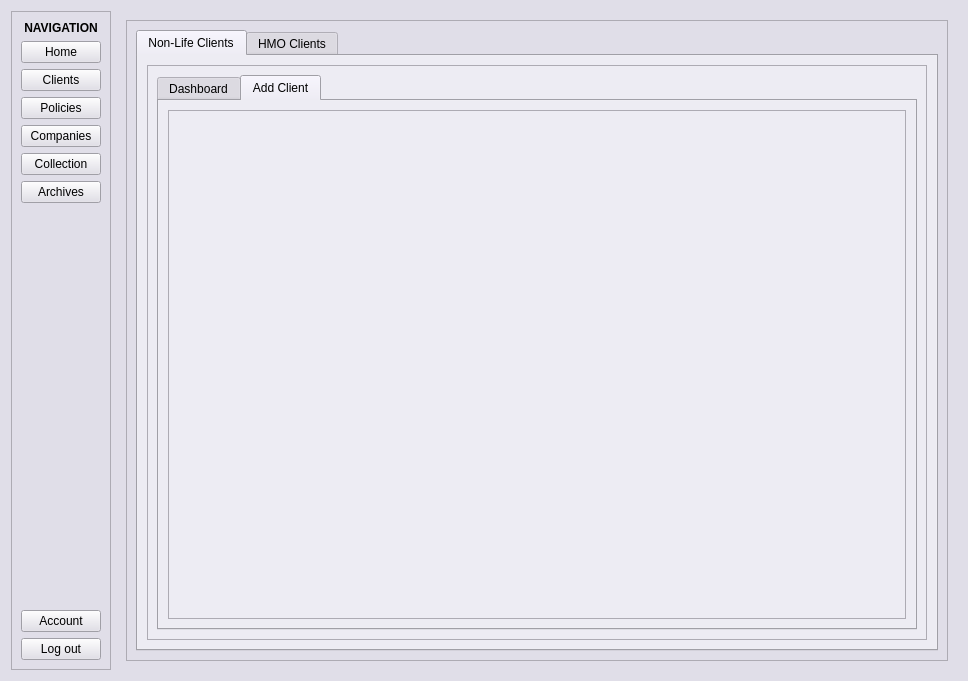
Before: the Qt Designer form QtGUI/form.ui in Ponard/InvestoPinoy, drawn with Qt 5.
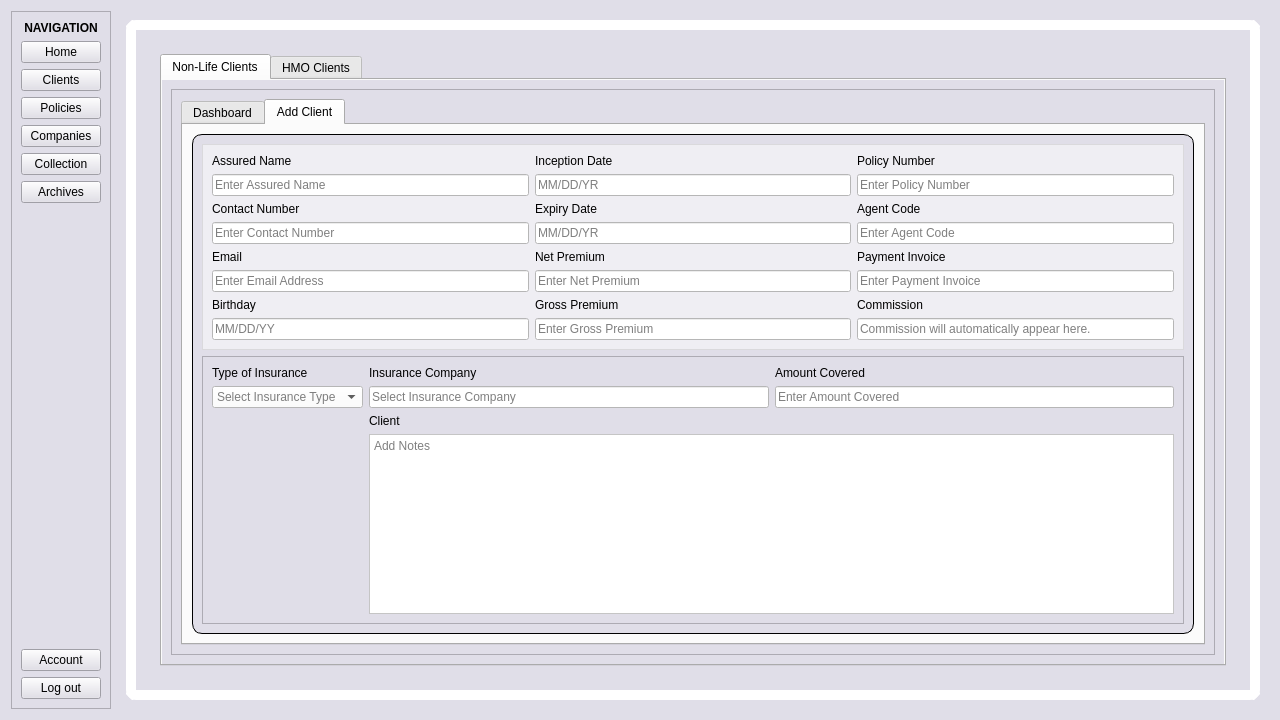
After: the same form once the commit is applied. The open tabs and pages were chosen to show the change.

Commit message: add "add client" form for non-life clients

Diff of the .ui file:
```diff
--- a/QtGUI/form.ui
+++ b/QtGUI/form.ui
@@ -6,8 +6,8 @@
    <rect>
     <x>0</x>
     <y>0</y>
-    <width>968</width>
-    <height>681</height>
+    <width>1280</width>
+    <height>720</height>
    </rect>
   </property>
   <property name="palette">
@@ -1082,6 +1082,65 @@
       </layout>
      </widget>
      <widget class="QWidget" name="clients_tab">
+      <property name="styleSheet">
+       <string notr="true">#clients_frame {
+	background-color: rgb(224, 222, 232);
+	border: 10px solid white;
+	border-radius: 10%;
+	padding: 15px;
+}
+#clients_non_life_tab {
+	background-color: rgb(224, 222, 232);
+}
+#clients_non_life_frame {
+	background-color: rgb(224, 222, 232);
+}
+#clients_non_life_add_client_frame {
+	background-color: #E0DEE8;
+	border: 1px solid black;
+	border-radius: 10%;
+	color: black;
+}
+#clients_non_life_add_client_upper_frame {
+	background-color: rgba(255, 255, 255, 0.5);
+}
+#clients_non_life_add_client_lower_frame {
+	background-color: #E0DEE8;
+}
+#clients_non_life_dashboard_table {
+	background-color: white;
+	border: 10px solid rgb(243, 243, 243);
+	border-radius: 10%;
+	padding: 15px;
+}
+#clients_hmo_tab {
+	background-color: rgb(224, 222, 232);
+}
+#clients_hmo_frame {
+	background-color: rgb(224, 222, 232);
+}
+#clients_hmo_dashboard_table {
+	background-color: white;
+	border: 10px solid rgb(243, 243, 243);
+	border-radius: 10%;
+	padding: 15px;
+}
+QLineEdit {
+	background-color: white;
+	color: black;
+}
+QTextEdit {
+	background-color: white;
+	color: black;
+}
+QComboBox {
+	background-color: white;
+	color: black;
+}
+QLabel {
+	color: black;
+}</string>
+      </property>
       <layout class="QVBoxLayout" name="verticalLayout_6">
        <item>
         <widget class="QFrame" name="clients_frame">
@@ -1727,7 +1786,338 @@
                        <property name="frameShadow">
                         <enum>QFrame::Shadow::Raised</enum>
                        </property>
-                       <layout class="QVBoxLayout" name="verticalLayout_13"/>
+                       <layout class="QVBoxLayout" name="verticalLayout_13">
+                        <item>
+                         <widget class="QFrame" name="clients_non_life_add_client_upper_frame">
+                          <property name="frameShape">
+                           <enum>QFrame::Shape::StyledPanel</enum>
+                          </property>
+                          <property name="frameShadow">
+                           <enum>QFrame::Shadow::Raised</enum>
+                          </property>
+                          <layout class="QGridLayout" name="gridLayout">
+                           <item row="1" column="0">
+                            <layout class="QVBoxLayout" name="verticalLayout_33">
+                             <item>
+                              <widget class="QLabel" name="clients_non_life_add_client_contact_number_label">
+                               <property name="text">
+                                <string>Contact Number</string>
+                               </property>
+                              </widget>
+                             </item>
+                             <item>
+                              <widget class="QLineEdit" name="clients_non_life_add_client_contact_number_line_edit">
+                               <property name="placeholderText">
+                                <string>Enter Contact Number</string>
+                               </property>
+                              </widget>
+                             </item>
+                            </layout>
+                           </item>
+                           <item row="0" column="0">
+                            <layout class="QVBoxLayout" name="verticalLayout_32">
+                             <item>
+                              <widget class="QLabel" name="clients_non_life_add_client_assured_name_label">
+                               <property name="text">
+                                <string>Assured Name</string>
+                               </property>
+                              </widget>
+                             </item>
+                             <item>
+                              <widget class="QLineEdit" name="clients_non_life_add_client_assured_name_line_edit">
+                               <property name="placeholderText">
+                                <string>Enter Assured Name</string>
+                               </property>
+                              </widget>
+                             </item>
+                            </layout>
+                           </item>
+                           <item row="2" column="0">
+                            <layout class="QVBoxLayout" name="verticalLayout_36">
+                             <item>
+                              <widget class="QLabel" name="clients_non_life_add_client_email_label">
+                               <property name="text">
+                                <string>Email</string>
+                               </property>
+                              </widget>
+                             </item>
+                             <item>
+                              <widget class="QLineEdit" name="clients_non_life_add_client_email_line_edit">
+                               <property name="placeholderText">
+                                <string>Enter Email Address</string>
+                               </property>
+                              </widget>
+                             </item>
+                            </layout>
+                           </item>
+                           <item row="3" column="0">
+                            <layout class="QVBoxLayout" name="verticalLayout_39">
+                             <item>
+                              <widget class="QLabel" name="clients_non_life_add_client_birthday_label">
+                               <property name="text">
+                                <string>Birthday</string>
+                               </property>
+                              </widget>
+                             </item>
+                             <item>
+                              <widget class="QLineEdit" name="clients_non_life_add_client_birthday_line_edit">
+                               <property name="placeholderText">
+                                <string>MM/DD/YY</string>
+                               </property>
+                              </widget>
+                             </item>
+                            </layout>
+                           </item>
+                           <item row="0" column="1">
+                            <layout class="QVBoxLayout" name="verticalLayout_34">
+                             <item>
+                              <widget class="QLabel" name="clients_non_life_add_client_inception_date_label">
+                               <property name="text">
+                                <string>Inception Date</string>
+                               </property>
+                              </widget>
+                             </item>
+                             <item>
+                              <widget class="QLineEdit" name="clients_non_life_add_client_inception_date_line_edit">
+                               <property name="placeholderText">
+                                <string>MM/DD/YR</string>
+                               </property>
+                              </widget>
+                             </item>
+                            </layout>
+                           </item>
+                           <item row="1" column="1">
+                            <layout class="QVBoxLayout" name="verticalLayout_42">
+                             <item>
+                              <widget class="QLabel" name="clients_non_life_add_client_expiry_date_label">
+                               <property name="text">
+                                <string>Expiry Date</string>
+                               </property>
+                              </widget>
+                             </item>
+                             <item>
+                              <widget class="QLineEdit" name="clients_non_life_add_client_expiry_date_line_edit">
+                               <property name="placeholderText">
+                                <string>MM/DD/YR</string>
+                               </property>
+                              </widget>
+                             </item>
+                            </layout>
+                           </item>
+                           <item row="2" column="1">
+                            <layout class="QVBoxLayout" name="verticalLayout_37">
+                             <item>
+                              <widget class="QLabel" name="clients_non_life_add_client_net_premium_label">
+                               <property name="text">
+                                <string>Net Premium</string>
+                               </property>
+                              </widget>
+                             </item>
+                             <item>
+                              <widget class="QLineEdit" name="clients_non_life_add_client_net_premium_line_edit">
+                               <property name="placeholderText">
+                                <string>Enter Net Premium</string>
+                               </property>
+                              </widget>
+                             </item>
+                            </layout>
+                           </item>
+                           <item row="3" column="1">
+                            <layout class="QVBoxLayout" name="verticalLayout_40">
+                             <item>
+                              <widget class="QLabel" name="clients_non_life_add_client_gross_premium_label">
+                               <property name="text">
+                                <string>Gross Premium</string>
+                               </property>
+                              </widget>
+                             </item>
+                             <item>
+                              <widget class="QLineEdit" name="clients_non_life_add_client_gross_premium_line_edit">
+                               <property name="placeholderText">
+                                <string>Enter Gross Premium</string>
+                               </property>
+                              </widget>
+                             </item>
+                            </layout>
+                           </item>
+                           <item row="0" column="2">
+                            <layout class="QVBoxLayout" name="verticalLayout_43">
+                             <item>
+                              <widget class="QLabel" name="clients_non_life_add_client_policy_number_label">
+                               <property name="text">
+                                <string>Policy Number</string>
+                               </property>
+                              </widget>
+                             </item>
+                             <item>
+                              <widget class="QLineEdit" name="clients_non_life_add_client_policy_number_line_edit">
+                               <property name="placeholderText">
+                                <string>Enter Policy Number</string>
+                               </property>
+                              </widget>
+                             </item>
+                            </layout>
+                           </item>
+                           <item row="1" column="2">
+                            <layout class="QVBoxLayout" name="verticalLayout_35">
+                             <item>
+                              <widget class="QLabel" name="clients_non_life_add_client_agent_code_label">
+                               <property name="text">
+                                <string>Agent Code</string>
+                               </property>
+                              </widget>
+                             </item>
+                             <item>
+                              <widget class="QLineEdit" name="clients_non_life_add_client_agent_code_line_edit">
+                               <property name="placeholderText">
+                                <string>Enter Agent Code</string>
+                               </property>
+                              </widget>
+                             </item>
+                            </layout>
+                           </item>
+                           <item row="2" column="2">
+                            <layout class="QVBoxLayout" name="verticalLayout_38">
+                             <item>
+                              <widget class="QLabel" name="clients_non_life_add_client_payment_invoice_label">
+                               <property name="text">
+                                <string>Payment Invoice</string>
+                               </property>
+                              </widget>
+                             </item>
+                             <item>
+                              <widget class="QLineEdit" name="clients_non_life_add_client_payment_invoice_line_edit">
+                               <property name="placeholderText">
+                                <string>Enter Payment Invoice</string>
+                               </property>
+                              </widget>
+                             </item>
+                            </layout>
+                           </item>
+                           <item row="3" column="2">
+                            <layout class="QVBoxLayout" name="verticalLayout_41">
+                             <item>
+                              <widget class="QLabel" name="clients_non_life_add_client_commission_label">
+                               <property name="text">
+                                <string>Commission</string>
+                               </property>
+                              </widget>
+                             </item>
+                             <item>
+                              <widget class="QLineEdit" name="clients_non_life_add_client_commission_line_edit">
+                               <property name="readOnly">
+                                <bool>true</bool>
+                               </property>
+                               <property name="placeholderText">
+                                <string>Commission will automatically appear here.</string>
+                               </property>
+                              </widget>
+                             </item>
+                            </layout>
+                           </item>
+                          </layout>
+                         </widget>
+                        </item>
+                        <item>
+                         <widget class="QFrame" name="clients_non_life_add_client_lower_frame">
+                          <property name="frameShape">
+                           <enum>QFrame::Shape::StyledPanel</enum>
+                          </property>
+                          <property name="frameShadow">
+                           <enum>QFrame::Shadow::Raised</enum>
+                          </property>
+                          <layout class="QGridLayout" name="gridLayout_2">
+                           <item row="0" column="1">
+                            <layout class="QVBoxLayout" name="verticalLayout_44">
+                             <item>
+                              <widget class="QLabel" name="clients_non_life_add_client_insurance_type_label">
+                               <property name="text">
+                                <string>Type of Insurance</string>
+                               </property>
+                              </widget>
+                             </item>
+                             <item>
+                              <widget class="QComboBox" name="clients_non_life_add_client_insurance_type_combo_box">
+                               <property name="placeholderText">
+                                <string>Select Insurance Type</string>
+                               </property>
+                               <item>
+                                <property name="text">
+                                 <string>Motor</string>
+                                </property>
+                               </item>
+                               <item>
+                                <property name="text">
+                                 <string>Fire</string>
+                                </property>
+                               </item>
+                               <item>
+                                <property name="text">
+                                 <string>HMO</string>
+                                </property>
+                               </item>
+                              </widget>
+                             </item>
+                            </layout>
+                           </item>
+                           <item row="0" column="2">
+                            <layout class="QVBoxLayout" name="verticalLayout_45">
+                             <item>
+                              <widget class="QLabel" name="clients_non_life_add_client_insurance_company_label">
+                               <property name="text">
+                                <string>Insurance Company</string>
+                               </property>
+                              </widget>
+                             </item>
+                             <item>
+                              <widget class="QLineEdit" name="clients_non_life_add_client_insurance_company_line_edit">
+                               <property name="placeholderText">
+                                <string>Select Insurance Company</string>
+                               </property>
+                              </widget>
+                             </item>
+                            </layout>
+                           </item>
+                           <item row="0" column="3">
+                            <layout class="QVBoxLayout" name="verticalLayout_46">
+                             <item>
+                              <widget class="QLabel" name="clients_non_life_add_client_amount_covered_label">
+                               <property name="text">
+                                <string>Amount Covered</string>
+                               </property>
+                              </widget>
+                             </item>
+                             <item>
+                              <widget class="QLineEdit" name="clients_non_life_add_client_amount_covered_line_edit">
+                               <property name="placeholderText">
+                                <string>Enter Amount Covered</string>
+                               </property>
+                              </widget>
+                             </item>
+                            </layout>
+                           </item>
+                           <item row="2" column="2" colspan="2">
+                            <layout class="QVBoxLayout" name="verticalLayout_47">
+                             <item>
+                              <widget class="QLabel" name="clients_non_life_add_client_notes_label">
+                               <property name="text">
+                                <string>Client</string>
+                               </property>
+                              </widget>
+                             </item>
+                             <item>
+                              <widget class="QTextEdit" name="clients_non_life_add_client_notes_text_edit">
+                               <property name="placeholderText">
+                                <string>Add Notes</string>
+                               </property>
+                              </widget>
+                             </item>
+                            </layout>
+                           </item>
+                          </layout>
+                         </widget>
+                        </item>
+                       </layout>
                       </widget>
                      </item>
                     </layout>
```
Left out of the diff: 2 changed lines with no effect on the pictures. The commit also changes 1 other file.
